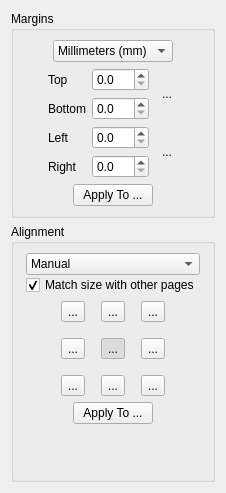
Before: the Qt Designer form filters/page_layout/ui/PageLayoutOptionsWidget.ui in ImageProcessing-ElectronicPublications/scantailor-deviant, drawn with Qt 5.
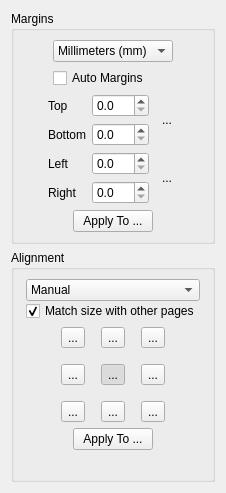
After: the same form once the commit is applied. Icons and pictures are not drawn.

```diff
--- a/filters/page_layout/ui/PageLayoutOptionsWidget.ui
+++ b/filters/page_layout/ui/PageLayoutOptionsWidget.ui
@@ -13,7 +13,7 @@
   <property name="windowTitle">
    <string>Form</string>
   </property>
-  <layout class="QVBoxLayout" name="verticalLayout_3">
+  <layout class="QVBoxLayout" name="verticalLayout_4">
    <item>
     <widget class="QGroupBox" name="marginsGroup">
      <property name="title">
@@ -36,6 +36,8 @@
          </spacer>
         </item>
         <item>
+         <layout class="QVBoxLayout" name="verticalLayout_3">
+          <item>
          <widget class="QComboBox" name="unitsComboBox">
           <item>
            <property name="text">
@@ -50,6 +52,18 @@
          </widget>
         </item>
         <item>
+           <widget class="QCheckBox" name="autoMargins">
+            <property name="text">
+             <string>Auto Margins</string>
+            </property>
+            <property name="checked">
+             <bool>false</bool>
+            </property>
+           </widget>
+          </item>
+         </layout>
+        </item>
+        <item>
          <spacer name="horizontalSpacer_2">
           <property name="orientation">
            <enum>Qt::Horizontal</enum>
```
Left out of the diff: 1 changed line with no effect on the pictures. Lines whose indentation alone changed are shown as unchanged.
